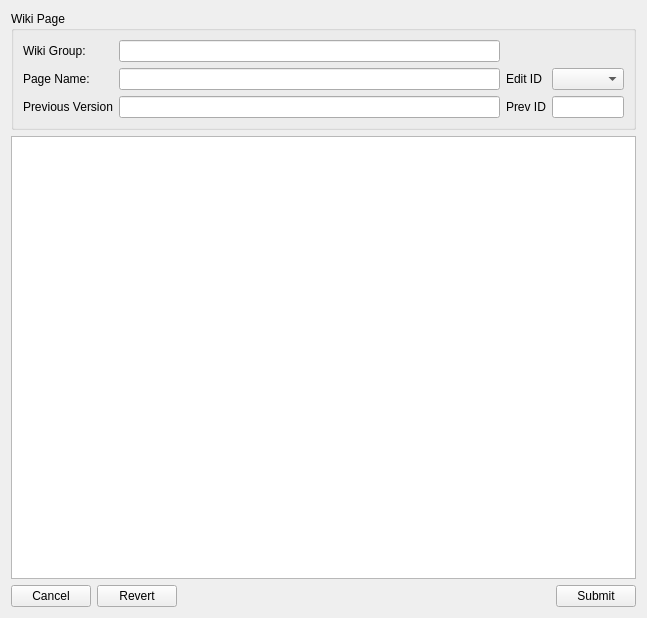
First picture: the form in retroshare-gui/src/gui/WikiPoos/WikiEditDialog.ui, repository RetroShare/RetroShare, before the edit.
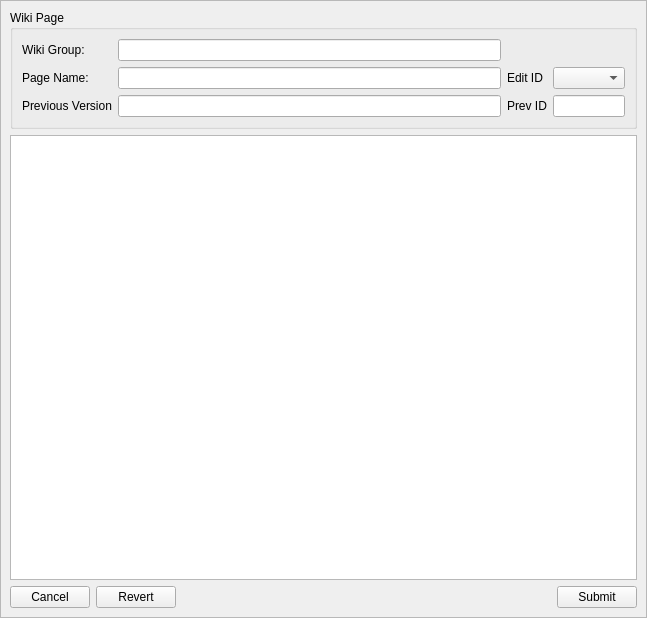
Second picture: the form after the edit.

Commit message: Added some icons for the Wiki Pages Dialog.

Diff of the .ui file:
```diff
--- a/retroshare-gui/src/gui/WikiPoos/WikiEditDialog.ui
+++ b/retroshare-gui/src/gui/WikiPoos/WikiEditDialog.ui
@@ -13,8 +13,33 @@
   <property name="windowTitle">
    <string/>
   </property>
-  <layout class="QVBoxLayout" name="verticalLayout">
-   <item>
+  <layout class="QGridLayout" name="gridLayout_3">
+   <property name="verticalSpacing">
+    <number>0</number>
+   </property>
+   <property name="margin">
+    <number>0</number>
+   </property>
+   <item row="0" column="0">
+    <widget class="QFrame" name="headerFrame">
+     <property name="frameShape">
+      <enum>QFrame::StyledPanel</enum>
+     </property>
+     <property name="frameShadow">
+      <enum>QFrame::Raised</enum>
+     </property>
+    </widget>
+   </item>
+   <item row="1" column="0">
+    <widget class="QFrame" name="frame">
+     <property name="frameShape">
+      <enum>QFrame::StyledPanel</enum>
+     </property>
+     <property name="frameShadow">
+      <enum>QFrame::Raised</enum>
+     </property>
+     <layout class="QGridLayout" name="gridLayout_2">
+      <item row="0" column="0">
     <widget class="QGroupBox" name="groupBox">
      <property name="title">
       <string>Wiki Page</string>
@@ -120,10 +145,10 @@
      </layout>
     </widget>
    </item>
-   <item>
+      <item row="1" column="0">
     <widget class="QTextEdit" name="textEdit"/>
    </item>
-   <item>
+      <item row="2" column="0">
     <layout class="QHBoxLayout" name="horizontalLayout">
      <item>
       <widget class="QPushButton" name="pushButton_Cancel">
@@ -160,6 +185,9 @@
       </widget>
      </item>
     </layout>
+      </item>
+     </layout>
+    </widget>
    </item>
   </layout>
  </widget>
```
Lines whose indentation alone changed are shown as unchanged. The commit also changes 22 other files.
